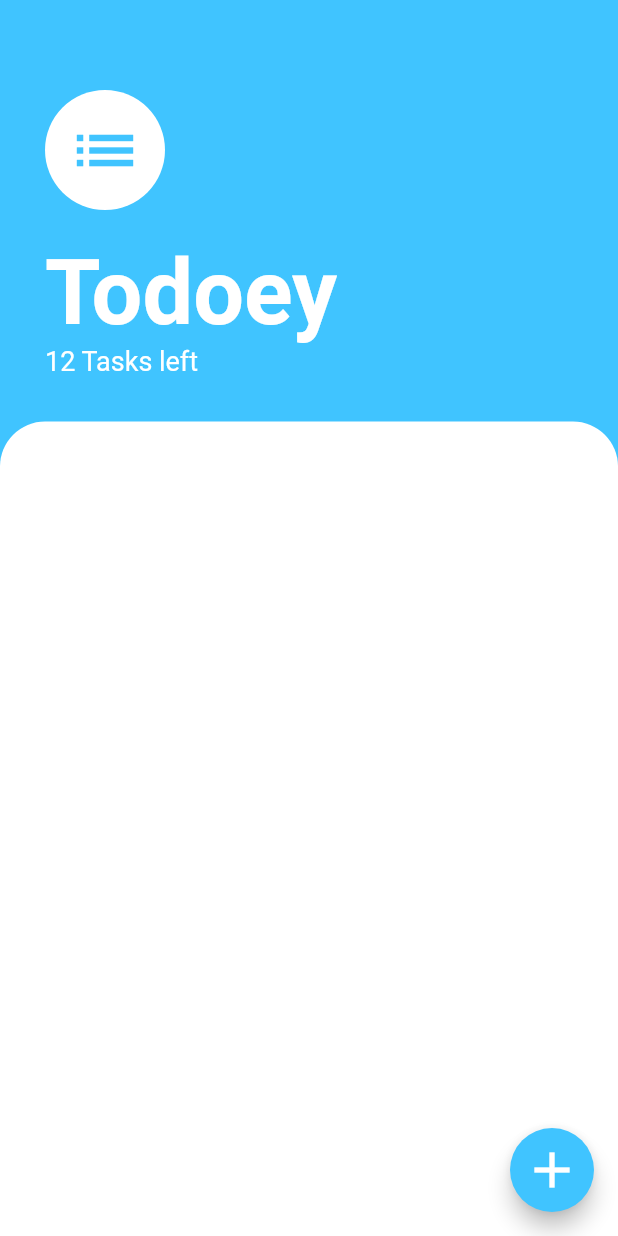
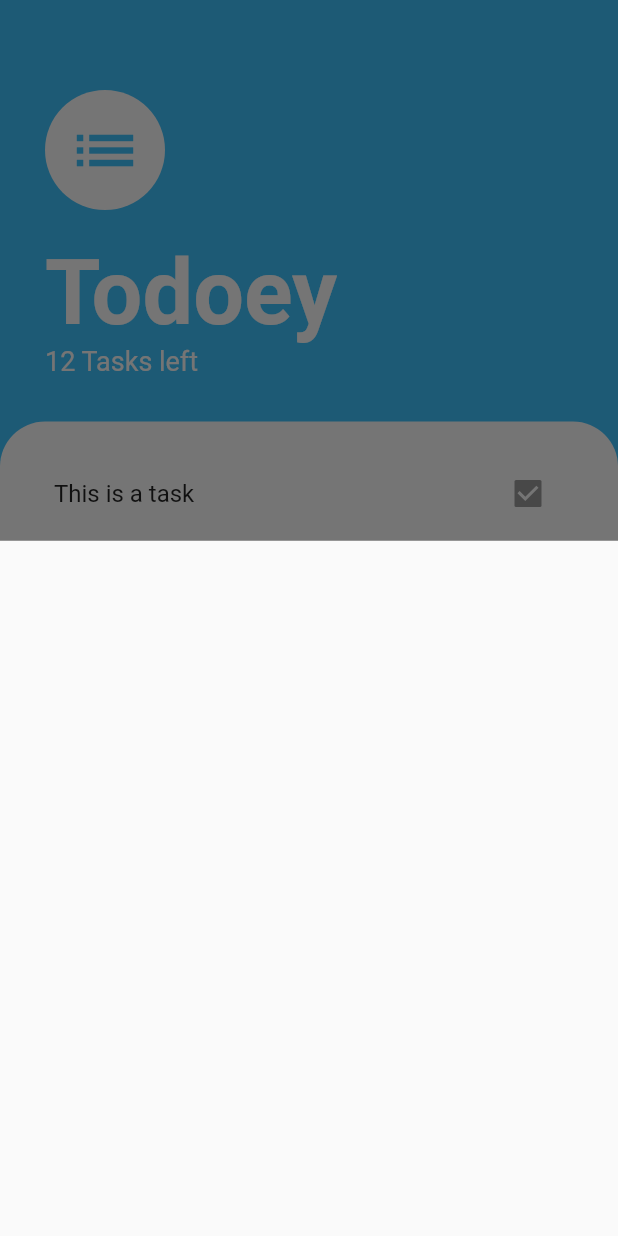
Before and after one commit to Jiaxen/flutter_todoey, a Flutter app: the screen it shows after launch, after a tap on the "add" icon, on a phone screen of 412 x 824 dp. Run offline on Flutter 3.47's test engine with Material 2 defaults, Android fonts, the phone set to English and light mode, and no system bars.

Commit message:
Add task ui

```diff
--- a/lib/screens/tasks_screen.dart
+++ b/lib/screens/tasks_screen.dart
@@ -1,4 +1,5 @@
 import 'package:flutter/material.dart';
+import 'package:todoey_flutter/widgets/task_list.dart';
 
 class TasksScreen extends StatelessWidget {
   const TasksScreen({Key? key}) : super(key: key);
@@ -6,7 +7,12 @@ class TasksScreen extends StatelessWidget {
   @override
   Widget build(BuildContext context) {
     return Scaffold(
-      floatingActionButton: FloatingActionButton(backgroundColor: Colors.lightBlueAccent, child: Icon(Icons.add, size: 40), onPressed: (){} ),
+      floatingActionButton: FloatingActionButton(
+          backgroundColor: Colors.lightBlueAccent,
+          child: Icon(Icons.add, size: 40),
+          onPressed: () {
+            showModalBottomSheet(context: context, builder: (context)=> Container());
+          }),
       backgroundColor: Colors.lightBlueAccent,
       body: Column(
         crossAxisAlignment: CrossAxisAlignment.start,
@@ -46,10 +52,12 @@ class TasksScreen extends StatelessWidget {
           ),
           Expanded(
             child: Container(
-                decoration: BoxDecoration(
-                    color: Colors.white,
-                    borderRadius: BorderRadius.only(topLeft: Radius.circular(30), topRight: Radius.circular(30))
-                )
+              decoration: BoxDecoration(
+                  color: Colors.white,
+                  borderRadius: BorderRadius.only(
+                      topLeft: Radius.circular(30),
+                      topRight: Radius.circular(30))),
+              child: TaskList(),
             ),
           )
         ],
--- /dev/null
+++ b/lib/widgets/task_list.dart
@@ -0,0 +1,17 @@
+import 'package:flutter/material.dart';
+import 'package:todoey_flutter/widgets/task_tile.dart';
+
+
+class TaskList extends StatelessWidget {
+
+  @override
+  Widget build(BuildContext context) {
+    return ListView(
+      padding: EdgeInsets.symmetric(vertical: 20, horizontal: 20),
+      children: <Widget>[
+        TaskTile(),
+        TaskTile(),
+      ],
+    );
+  }
+}
--- /dev/null
+++ b/lib/widgets/task_tile.dart
@@ -0,0 +1,8 @@
+import 'package:flutter/material.dart';
+
+class TaskTile extends StatelessWidget {
+  @override
+  Widget build(BuildContext context) {
+    return ListTile(title: Text('This is a task'), trailing: Checkbox(value: true, onChanged: null,),);
+  }
+}
```
